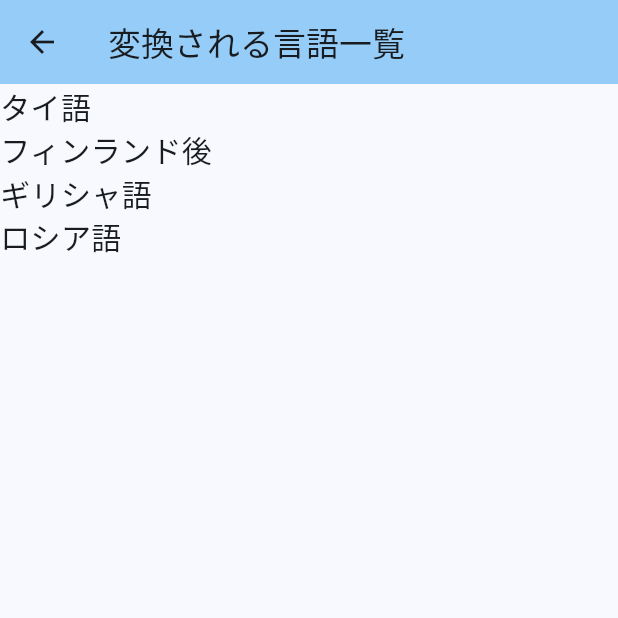
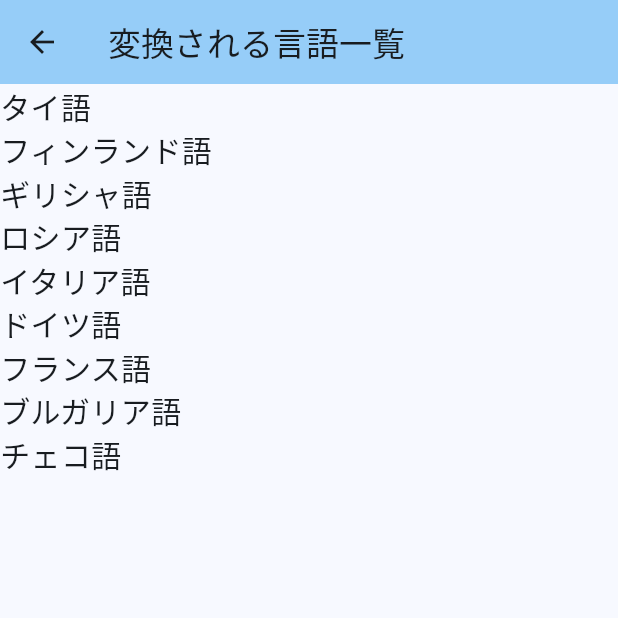
Before and after one commit to ironmax123/Gemini_chat, a Flutter app: the LangPage screen opened directly, on a phone screen of 412 x 824 dp, the top half of it. Run offline on Flutter 3.47's test engine with Material 3 defaults, Android fonts, the phone set to English and light mode, and no system bars; our stand-ins replace google_generative_ai.

Commit message:
複数の変更

```diff
--- a/lib/lang_page.dart
+++ b/lib/lang_page.dart
@@ -1,9 +1,9 @@
 import 'main.dart';
 import 'package:flutter/material.dart';
+import 'list.dart';
 
 class LangPage extends StatelessWidget {
-
-  final List<String> lang_list=["タイ語","フィンランド後","ギリシャ語","ロシア語"];
+  final LanguageList languageList = LanguageList();
 
   @override
   Widget build(BuildContext context) {
@@ -12,16 +12,14 @@ class LangPage extends StatelessWidget {
         backgroundColor: Theme.of(context).colorScheme.inversePrimary,
         title: const Text('変換される言語一覧'),
       ),
-
-      body:
-      Expanded(
+      body: Expanded(
         child: SizedBox(
           height: MediaQuery.of(context).size.height * 0.8,
           child: ListView.builder(
-            itemCount: lang_list.length,
+            itemCount: languageList.lang_list.length,
             itemBuilder: (BuildContext context, int index) {
               return Text(
-                lang_list[index],
+                languageList.lang_list[index],
                 style: const TextStyle(fontSize: 20.0),
               );
             },
--- /dev/null
+++ b/lib/list.dart
@@ -0,0 +1,13 @@
+class LanguageList {
+  List<String> lang_list = [
+    "タイ語",
+    "フィンランド語",
+    "ギリシャ語",
+    "ロシア語",
+    'イタリア語',
+    "ドイツ語",
+    'フランス語',
+    "ブルガリア語",
+    "チェコ語"
+  ];
+}
```
Also changed, not shown: lib/main.dart (+42 -14 lines).
